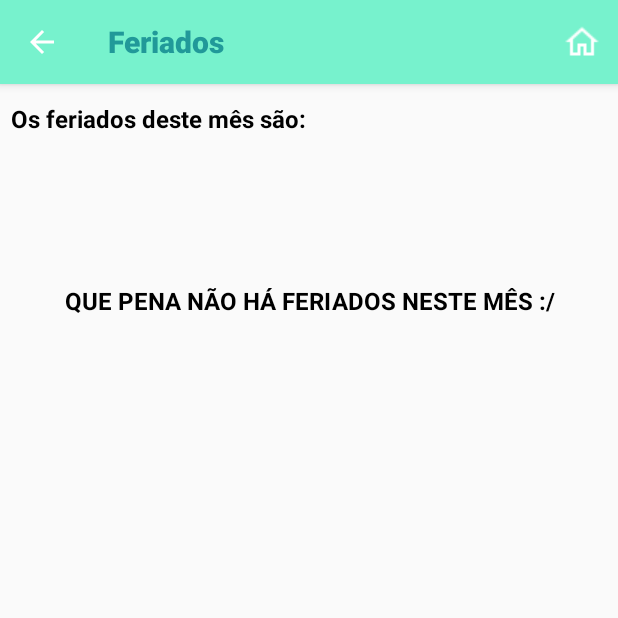
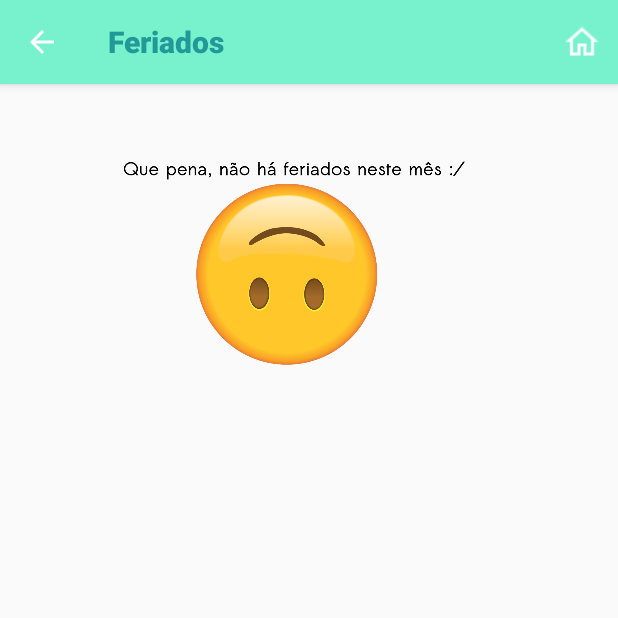
Before and after one commit to rjrenan77/feriados, an Android app: the ListaFeriadosActivity screen opened directly, with no data from a screen before it, on a phone screen of 412 x 824 dp, the top half of it. Run offline under Robolectric (Android 15) with nearby library versions, the phone set to English and light mode, and no system bars; 4 statements that could not run were skipped.

Commit message:
imagem de que não há dados na lista

```diff
--- a/app/src/main/java/devrbs/com/br/feriados/ListaFeriadosActivity.java
+++ b/app/src/main/java/devrbs/com/br/feriados/ListaFeriadosActivity.java
@@ -10,6 +10,7 @@ import android.view.MenuItem;
 import android.view.View;
 import android.widget.AdapterView;
 import android.widget.Button;
+import android.widget.ImageView;
 import android.widget.ListView;
 import android.widget.TextView;
 import android.widget.Toast;
@@ -77,13 +78,17 @@ public class ListaFeriadosActivity extends AppCompatActivity {
 
         //verificando se a lista vem populada do banco de dados
         //se vier vazia, eu desativo a visibilidade da lista
+        //e deixo aparecer a mensagem de que nao há dados na lista
         if (listaFeriados.isEmpty()) {
+            TextView txt_feriados_sao = findViewById(R.id.txt_feriados_sao);
+            txt_feriados_sao.setVisibility(View.GONE);
             lista.setVisibility(View.GONE);
         //se não vier vazia, eu desativo a visibilidade do text view que traz a mensagem de que não há feriados
         //após isso eu exibo a lista
         } else {
 
-            TextView mensagemNaoHaDados = findViewById(R.id.msg_nao_ha_dados);
+            //desativando mensagem de nao há dadps
+            ImageView mensagemNaoHaDados = findViewById(R.id.img_msg_nao_ha_dados);
             mensagemNaoHaDados.setVisibility(View.GONE);
 
             adapter = new FeriadoAdapter(this, listaFeriados);
@@ -125,11 +130,13 @@ public class ListaFeriadosActivity extends AppCompatActivity {
             case android.R.id.home:
                 //só assim não esquece a referencia do estado!! kkk
                 finish();
+                break;
             //botão home
             case R.id.voltar_inicio:
                 finish();
                 Intent intent = new Intent(getApplicationContext(), MainActivity.class);
                 startActivity(intent);
+                break;
 
         }
         return super.onOptionsItemSelected(item);
--- a/app/src/main/res/layout/activity_lista_feriados.xml
+++ b/app/src/main/res/layout/activity_lista_feriados.xml
@@ -7,7 +7,7 @@
     tools:context=".ListaFeriadosActivity">
 
     <TextView
-
+        android:id="@+id/txt_feriados_sao"
         android:layout_width="match_parent"
         android:layout_height="wrap_content"
         android:layout_marginLeft="7dp"
@@ -27,24 +27,15 @@
         android:layout_marginTop="48dp"
         />
 
-    <TextView
-        android:id="@+id/msg_nao_ha_dados"
-        android:layout_width="match_parent"
-        android:layout_height="wrap_content"
-        android:layout_alignParentStart="true"
-        android:layout_alignParentTop="true"
-        android:layout_marginTop="133dp"
-        android:text="QUE PENA NÃO HÁ FERIADOS NESTE MÊS :/"
-        android:textColor="#000000"
-        android:textSize="16sp"
-        android:textStyle="bold"
-        android:textAlignment="center"/>
 
     <ImageView
-        android:layout_width="318dp"
-        android:layout_height="336dp"
-        android:layout_alignTop="@+id/lista_feriados"
-        android:layout_centerHorizontal="true" />
+        android:id="@+id/img_msg_nao_ha_dados"
+        android:layout_width="351dp"
+        android:layout_height="195dp"
+        android:layout_alignParentTop="true"
+        android:layout_centerHorizontal="true"
+        android:layout_marginTop="22dp"
+        android:src="@drawable/teste" />
 
 
     <!--<Button
```
Also changed, not shown: app/src/main/res/drawable/teste.png (added).
